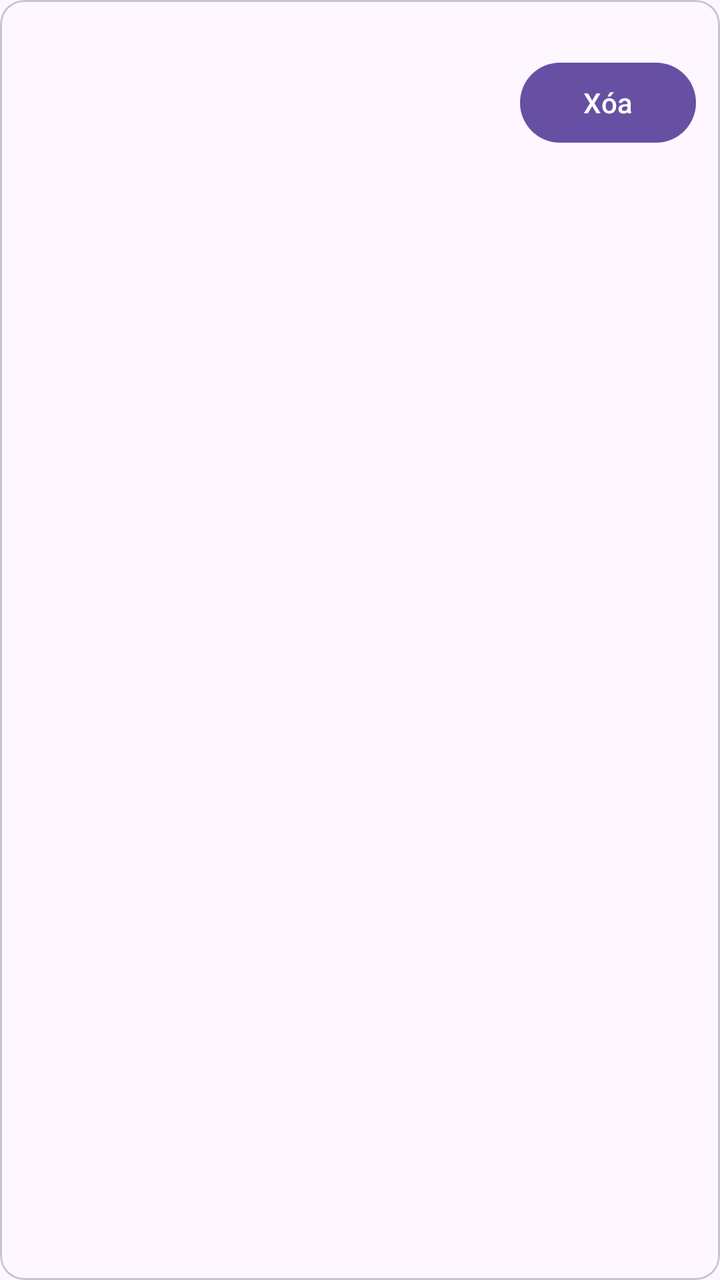
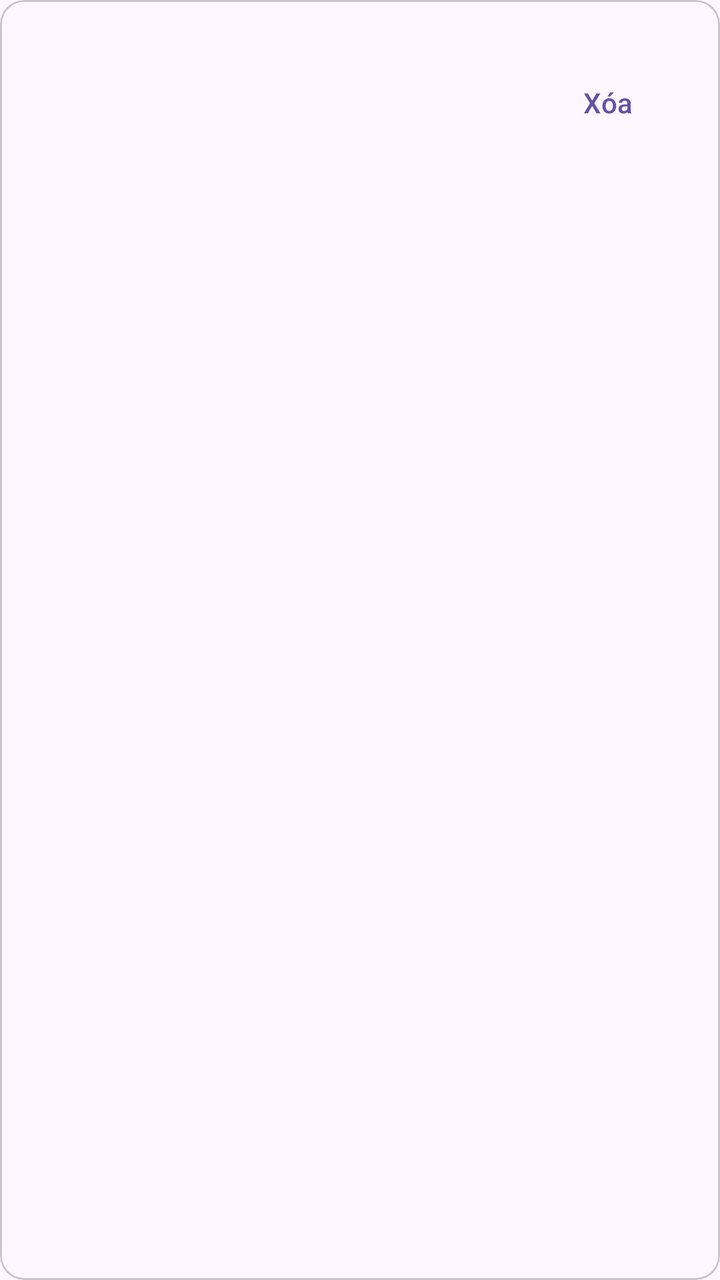

Before-and-after screenshots of an Android layout around one commit, followed by the original layout XML and the change that was made.
<!-- AndroidManifest.xml: application theme Theme.Lab9data -->
<!-- res/layout/item_student_room.xml -->
<?xml version="1.0" encoding="utf-8"?>
<com.google.android.material.card.MaterialCardView xmlns:android="http://schemas.android.com/apk/res/android"
    android:layout_width="match_parent"
    android:layout_height="wrap_content"
    android:layout_marginBottom="8dp">

    <LinearLayout
        android:layout_width="match_parent"
        android:layout_height="wrap_content"
        android:gravity="center_vertical"
        android:orientation="horizontal"
        android:padding="12dp">

        <LinearLayout
            android:layout_width="0dp"
            android:layout_height="wrap_content"
            android:layout_weight="1"
            android:orientation="vertical">

            <TextView
                android:id="@+id/tv_name"
                android:layout_width="match_parent"
                android:layout_height="wrap_content"
                android:textAppearance="?attr/textAppearanceTitleMedium" />

            <TextView
                android:id="@+id/tv_code"
                android:layout_width="match_parent"
                android:layout_height="wrap_content" />

            <TextView
                android:id="@+id/tv_email"
                android:layout_width="match_parent"
                android:layout_height="wrap_content" />

            <TextView
                android:id="@+id/tv_gpa"
                android:layout_width="match_parent"
                android:layout_height="wrap_content" />
        </LinearLayout>

        <com.google.android.material.button.MaterialButton
            android:id="@+id/btn_delete"
            style="?attr/materialButtonTextStyle"
            android:layout_width="wrap_content"
            android:layout_height="wrap_content"
            android:layout_marginStart="8dp"
            android:text="@string/student_delete" />
    </LinearLayout>
</com.google.android.material.card.MaterialCardView>
<!-- resources referenced by this layout -->
<resources>
  <string name="student_delete">Xóa</string>
  <style name="Theme.Lab9data" parent="Base.Theme.Lab9data" />
  <style name="Base.Theme.Lab9data" parent="Theme.Material3.DayNight.NoActionBar">
          
          
      </style>
</resources>

<!-- the commit's change to res/layout/item_student_room.xml (unified diff, before → after) -->
@@ -41,7 +41,7 @@
 
         <com.google.android.material.button.MaterialButton
             android:id="@+id/btn_delete"
-            style="?attr/materialButtonTextStyle"
+            style="@style/Widget.Material3.Button.TextButton"
             android:layout_width="wrap_content"
             android:layout_height="wrap_content"
             android:layout_marginStart="8dp"
